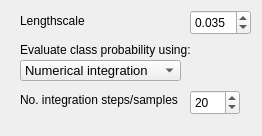
b4silio/MLDemos, file _AlgorithmsPlugins/GP/paramsGPClassifier.ui: the form before one commit.
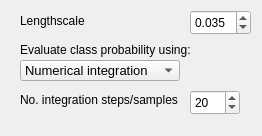
The form after the commit.

Diff of the .ui file:
```diff
--- a/_AlgorithmsPlugins/GP/paramsGPClassifier.ui
+++ b/_AlgorithmsPlugins/GP/paramsGPClassifier.ui
@@ -36,7 +36,7 @@
     <rect>
      <x>20</x>
      <y>60</y>
-     <width>161</width>
+     <width>160</width>
      <height>21</height>
     </rect>
    </property>
```
